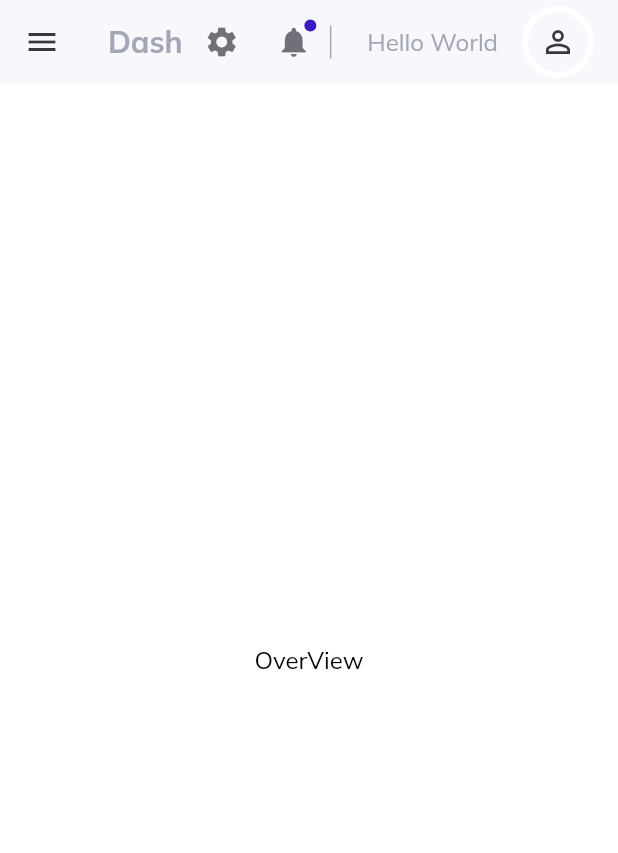
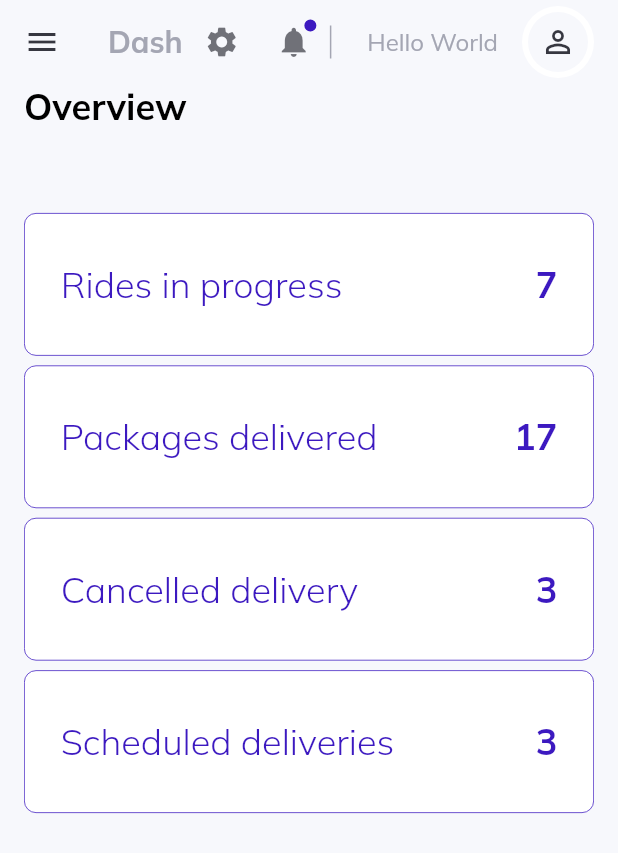
Before and after one commit to opas-keat/flutter_web, a Flutter app: the screen it shows after launch, on a phone screen of 412 x 824 dp. Shown: the top 853 px of the screen. Run offline on Flutter 3.47's test engine with Material 2 defaults, Android fonts, the light colour scheme and no system bars; our stand-ins replace get, google_fonts.

Commit message:
overview card

```diff
--- a/lib/layout.dart
+++ b/lib/layout.dart
@@ -14,6 +14,7 @@ class SiteLayout extends StatelessWidget {
   Widget build(BuildContext context) {
     return Scaffold(
       key: scaffoldKey,
+      extendBodyBehindAppBar: true,
       appBar: topNavigationBar(context, scaffoldKey),
       drawer: const Drawer(
         child: SideMenu(),
--- a/lib/main.dart
+++ b/lib/main.dart
@@ -1,4 +1,5 @@
 import 'package:flutter/material.dart';
+import 'package:flutter_web/constants/style.dart';
 import 'package:flutter_web/controllers/menu_controller.dart';
 import 'package:flutter_web/controllers/navigation_controller.dart';
 import 'package:get/get.dart';
@@ -22,7 +23,7 @@
       debugShowCheckedModeBanner: false,
       title: "Dash",
       theme: ThemeData(
-          scaffoldBackgroundColor: Colors.white,
+          scaffoldBackgroundColor: light,
           textTheme: GoogleFonts.muliTextTheme(
             Theme.of(context).textTheme,
           ).apply(
--- a/lib/pages/overview/overview.dart
+++ b/lib/pages/overview/overview.dart
@@ -1,11 +1,47 @@
 import 'package:flutter/material.dart';
+import 'package:flutter_web/constants/controllers.dart';
+import 'package:flutter_web/helpers/responsiveness.dart';
+import 'package:flutter_web/pages/overview/widgets/overview_cards_large.dart';
+import 'package:flutter_web/pages/overview/widgets/overview_cards_medium.dart';
+import 'package:flutter_web/pages/overview/widgets/overview_cards_small.dart';
 import 'package:flutter_web/widgets/customText.dart';
+import 'package:get/get.dart';
 
 class OverViewPage extends StatelessWidget {
+  const OverViewPage({Key? key}) : super(key: key);
+
   @override
   Widget build(BuildContext context) {
-    return const Center(
-      child: CustomText(text: "OverView"),
+    return Column(
+      children: [
+        Obx(() => Row(
+              children: [
+                Container(
+                  margin: EdgeInsets.only(
+                    top: ResponsiveWidget.isSmallScreen(context) ? 56 : 6,
+                  ),
+                  child: CustomText(
+                    text: menuController.activeItem.value,
+                    size: 24,
+                    weight: FontWeight.bold,
+                  ),
+                ),
+              ],
+            )),
+        Expanded(
+            child: ListView(
+          children: [
+            if (ResponsiveWidget.isLargeScreen(context) ||
+                ResponsiveWidget.isMediumScreen(context))
+              if (ResponsiveWidget.isCustomScreen(context))
+                const OverViewCardsMediumWidget()
+              else
+                const OverViewCardsLargeWidget()
+            else
+              const OverViewCardsSmallWidget()
+          ],
+        )),
+      ],
     );
   }
 }
--- /dev/null
+++ b/lib/pages/overview/widgets/info_card_small.dart
@@ -0,0 +1,56 @@
+import 'package:flutter/material.dart';
+import 'package:flutter_web/constants/style.dart';
+import 'package:flutter_web/widgets/customText.dart';
+
+class InfoCardSmall extends StatelessWidget {
+  final String? title;
+  final String? value;
+  final Color? topColor;
+  final bool isActive;
+  final void Function()? onTap;
+  const InfoCardSmall(
+      {Key? key,
+      this.title,
+      this.value,
+      this.topColor,
+      required this.isActive,
+      this.onTap})
+      : super(key: key);
+
+  @override
+  Widget build(BuildContext context) {
+    return Expanded(
+      child: InkWell(
+        onTap: onTap,
+        child: Container(
+          padding: const EdgeInsets.all(24),
+          decoration: BoxDecoration(
+            color: Colors.white,
+            borderRadius: BorderRadius.circular(8),
+            border: Border.all(
+              color: isActive ? active : lightGrey,
+              width: .5,
+            ),
+          ),
+          child: Row(
+            mainAxisAlignment: MainAxisAlignment.spaceBetween,
+            children: [
+              CustomText(
+                text: title,
+                size: 24,
+                weight: FontWeight.w300,
+                color: isActive ? active : lightGrey,
+              ),
+              CustomText(
+                text: value,
+                size: 24,
+                weight: FontWeight.bold,
+                color: isActive ? active : lightGrey,
+              ),
+            ],
+          ),
+        ),
+      ),
+    );
+  }
+}
--- /dev/null
+++ b/lib/pages/overview/widgets/overview_cards_small.dart
@@ -0,0 +1,46 @@
+import 'package:flutter/material.dart';
+import 'package:flutter_web/pages/overview/widgets/info_card_small.dart';
+
+class OverViewCardsSmallWidget extends StatelessWidget {
+  const OverViewCardsSmallWidget({Key? key}) : super(key: key);
+
+  @override
+  Widget build(BuildContext context) {
+    double _width = MediaQuery.of(context).size.width;
+    return Container(
+      height: 400,
+      child: Column(children: [
+        InfoCardSmall(
+          title: "Rides in progress",
+          value: "7",
+          onTap: () {},
+          topColor: Colors.orange,
+          isActive: true,
+        ),
+        SizedBox(height: _width / 64),
+        InfoCardSmall(
+          title: "Packages delivered",
+          value: "17",
+          onTap: () {},
+          topColor: Colors.lightGreen,
+          isActive: true,
+        ),
+        SizedBox(height: _width / 64),
+        InfoCardSmall(
+          title: "Cancelled delivery",
+          value: "3",
+          onTap: () {},
+          topColor: Colors.redAccent,
+          isActive: true,
+        ),
+        SizedBox(height: _width / 64),
+        InfoCardSmall(
+          title: "Scheduled deliveries",
+          value: "3",
+          onTap: () {},
+          isActive: true,
+        ),
+      ]),
+    );
+  }
+}
--- a/lib/widgets/large_screen.dart
+++ b/lib/widgets/large_screen.dart
@@ -11,7 +11,10 @@ class LargeScreen extends StatelessWidget {
       const Expanded(child: SideMenu()),
       Expanded(
           flex: 5,
-          child: localNavigator())
+          child: Padding(
+            padding: const EdgeInsets.symmetric(horizontal: 16),
+            child: localNavigator(),
+          ))
     ]);
   }
 }
--- a/lib/widgets/small_screen.dart
+++ b/lib/widgets/small_screen.dart
@@ -6,6 +6,9 @@ class SmallScreen extends StatelessWidget {
 
   @override
   Widget build(BuildContext context) {
-    return localNavigator();
+    return Padding(
+      padding: const EdgeInsets.symmetric(horizontal: 16),
+      child: localNavigator(),
+    );
   }
 }
--- a/lib/widgets/top_nav.dart
+++ b/lib/widgets/top_nav.dart
@@ -89,5 +89,5 @@ AppBar topNavigationBar(BuildContext context, GlobalKey<ScaffoldState> key) =>
         ],
       ),
       iconTheme: IconThemeData(color: dark),
-      backgroundColor: light,
+      backgroundColor: Colors.transparent,
     );
```
Also changed, not shown: lib/pages/authntication/authentication.dart (+22 -2 lines), lib/pages/clients/clients.dart (+22 -2 lines), lib/pages/drivers/drivers.dart (+22 -2 lines), lib/pages/overview/widgets/info_card.dart (added, +72 -0 lines), lib/pages/overview/widgets/overview_cards_large.dart (added, +51 -0 lines), lib/pages/overview/widgets/overview_cards_medium.dart (added, +60 -0 lines).
